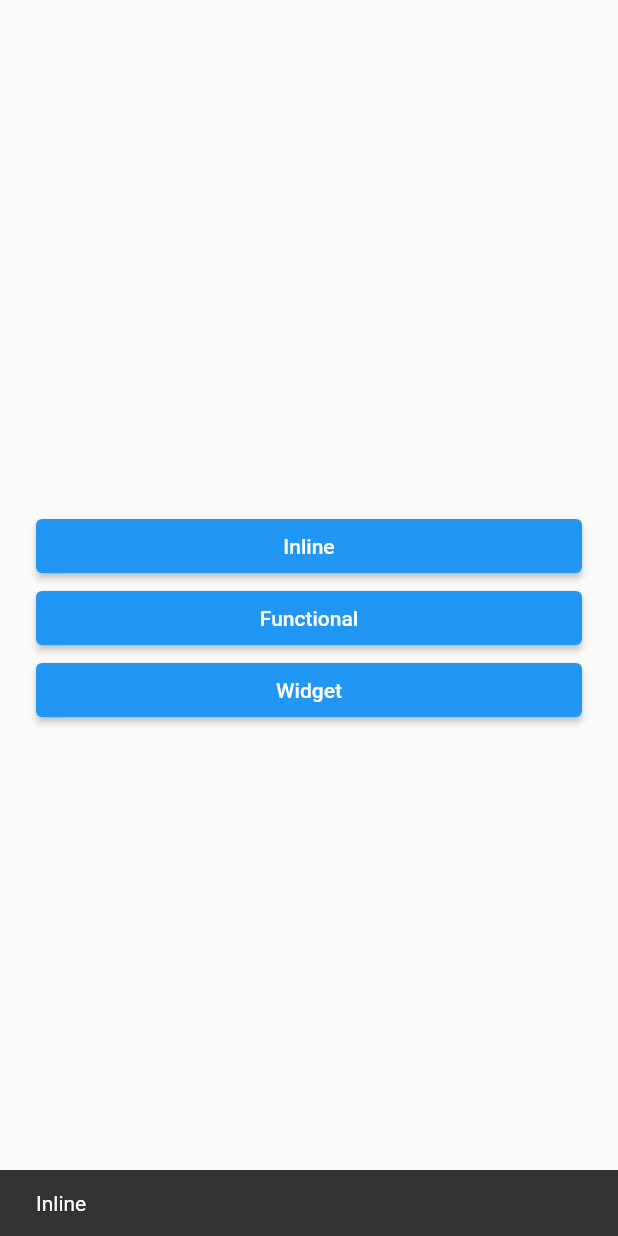
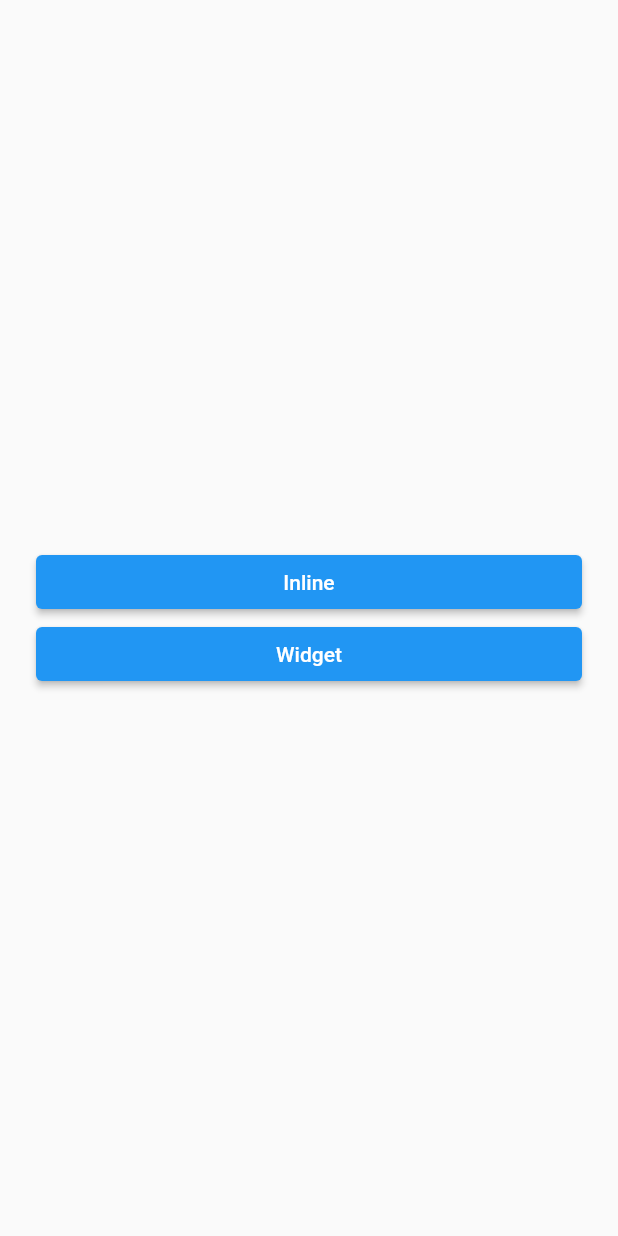
Before and after one commit to wujek-srujek/flutter_test_app, a Flutter app: the screen it shows after launch, after a tap on "Inline", on a phone screen of 412 x 824 dp. Run offline on Flutter 3.47's test engine with Material 2 defaults, Android fonts, the phone set to English and light mode, and no system bars; our stand-ins replace bloc, flutter_bloc.

Commit message:
Add BLoC to the mix - functional widget broken

```diff
--- a/lib/main.dart
+++ b/lib/main.dart
@@ -1,4 +1,6 @@
+import 'package:bloc/bloc.dart';
 import 'package:flutter/material.dart';
+import 'package:flutter_bloc/flutter_bloc.dart';
 
 void main() {
   runApp(MaterialApp(home: App()));
@@ -10,55 +12,49 @@ class App extends StatelessWidget {
     return Scaffold(
       body: Padding(
         padding: EdgeInsets.all(24),
-        child: Column(
-          mainAxisAlignment: MainAxisAlignment.center,
-          crossAxisAlignment: CrossAxisAlignment.stretch,
-          children: [
-            Builder(
-              builder: (subContext) => ElevatedButton(
-                onPressed: () => _showSnackBar(subContext, 'Inline'),
+        child: BlocProvider(
+          create: (context) => BlahBloc(),
+          child: Column(
+            mainAxisAlignment: MainAxisAlignment.center,
+            crossAxisAlignment: CrossAxisAlignment.stretch,
+            children: [
+              ElevatedButton(
+                onPressed: () => _showSnackBar(context, 'Inline'),
                 child: Text('Inline'),
               ),
-            ),
-            _createButton(),
-            RemoteCamerasSnackBarShowingElevatedButtonWhichExistsOnlyToGetABuildContext(
-              context,
-            ),
-          ],
+              RemoteCamerasSnackBarShowingElevatedButtonWhichExistsOnlyToGetABuildContext(),
+            ],
+          ),
         ),
       ),
     );
   }
 }
 
-Widget _createButton() {
-  return Builder(
-    builder: (subContext) => ElevatedButton(
-      onPressed: () => _showSnackBar(subContext, 'Functional'),
-      child: Text('Functional'),
-    ),
-  );
-}
-
 class RemoteCamerasSnackBarShowingElevatedButtonWhichExistsOnlyToGetABuildContext
     extends StatelessWidget {
-  final BuildContext parentContext;
-
-  const RemoteCamerasSnackBarShowingElevatedButtonWhichExistsOnlyToGetABuildContext(
-    this.parentContext,
-  );
-
   @override
   Widget build(BuildContext context) {
     return ElevatedButton(
-      onPressed: () => _showSnackBar(parentContext, 'Widget'),
+      onPressed: () => _showSnackBar(context, 'Widget'),
       child: Text('Widget'),
     );
   }
 }
 
 void _showSnackBar(BuildContext context, String text) {
+  final state = BlocProvider.of<BlahBloc>(context).state;
   final scaffoldState = Scaffold.of(context);
   scaffoldState.hideCurrentSnackBar();
-  scaffoldState.showSnackBar(SnackBar(content: Text(text)));
+  scaffoldState.showSnackBar(SnackBar(content: Text('$text $state')));
 }
+
+// ------------------------------
+
+class BlahBloc extends Bloc<void, String> {
+  @override
+  String get initialState => 'BLoC found';
+
+  @override
+  Stream<String> mapEventToState(void _) async* {}
+}
```
